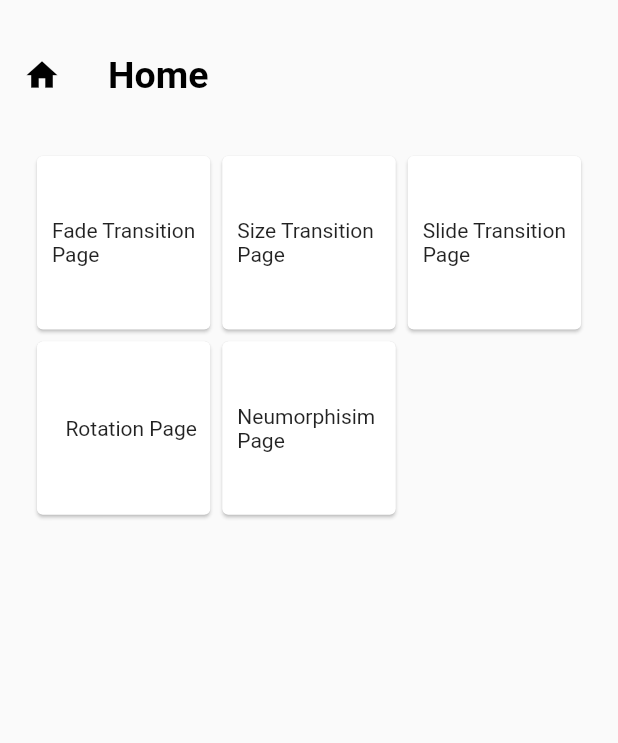
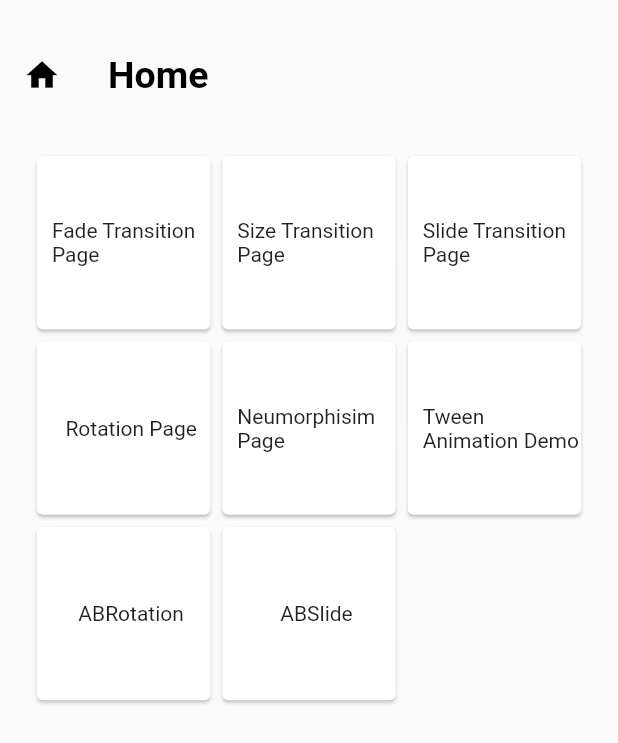
Before and after one commit to hazarduman0/flutter_animations, a Flutter app: the screen it shows after launch, on a phone screen of 412 x 824 dp. Shown: the top 743 px of the screen. Run offline on Flutter 3.47's test engine with Material 2 defaults, Android fonts, the phone set to English and light mode, and no system bars; our stand-ins replace get.

Commit message:
Update main_page.dart

```diff
--- a/lib/main_page.dart
+++ b/lib/main_page.dart
@@ -1,12 +1,17 @@
+import 'package:animations/controllers/animated_builder/animated_rotation_controller.dart';
+import 'package:animations/controllers/animated_builder/animated_slide_controller.dart';
 import 'package:animations/controllers/fade_transition_controller.dart';
 import 'package:animations/controllers/neumorphism_controller.dart';
 import 'package:animations/controllers/size_transition_controller.dart';
 import 'package:animations/controllers/slide_transition_controller.dart';
+import 'package:animations/screen_animations/animated_builder/rotation_page.dart';
+import 'package:animations/screen_animations/animated_builder/slide_page.dart';
 import 'package:animations/screen_animations/fade_transition_page.dart';
 import 'package:animations/screen_animations/neumorphism_page.dart';
 import 'package:animations/screen_animations/rotation_animation_page.dart';
 import 'package:animations/screen_animations/size_transition_page.dart';
 import 'package:animations/screen_animations/slide_transition_page.dart';
+import 'package:animations/screen_animations/tween_animation_page.dart';
 import 'package:flutter/material.dart';
 import 'package:get/get.dart';
 
@@ -17,6 +22,8 @@ class MainPage extends StatelessWidget {
   final SizeTransitionController _sc = Get.find();
   final SlideTransitionController _stc = Get.find();
   final NeumorphismController _nc = Get.find();
+  final AnimatedBuilderRotationController _arc = Get.find();
+  final AnimatedBuilderSlideController _asc = Get.find();
 
   @override
   Widget build(BuildContext context) {
@@ -48,7 +55,11 @@ class MainPage extends StatelessWidget {
                     pageRouteBox(
                         context, 'Rotation Page', () => routeToRotationPage()),
                     pageRouteBox(context, 'Neumorphisim Page',
-                        () => routeToNeumorphicPage())
+                        () => routeToNeumorphicPage()),
+                    pageRouteBox(context, 'Tween Animation Demo',
+                        () => routeToTweenAnimationDemo()),
+                    pageRouteBox(context, 'ABRotation', () => routeToAnimatedBuilderRotationPage()),
+                    pageRouteBox(context, 'ABSlide', () => routeToAnimatedBuilderSlidePage())
                   ],
                 ),
               ),
@@ -100,4 +111,18 @@ class MainPage extends StatelessWidget {
     _nc.initAnimate();
     Get.to(() => NeumorphismPage());
   }
+
+  routeToTweenAnimationDemo() {
+    Get.to(() => TweenAnimationPage());
+  }
+
+  routeToAnimatedBuilderRotationPage(){
+    _arc.initController();
+    Get.to(() => AnimatedBuilderRotationPage());
+  }
+
+  routeToAnimatedBuilderSlidePage(){
+    _asc.initController();
+    Get.to(() => AnimatedBuilderSlidePage());
+  }
 }
```
